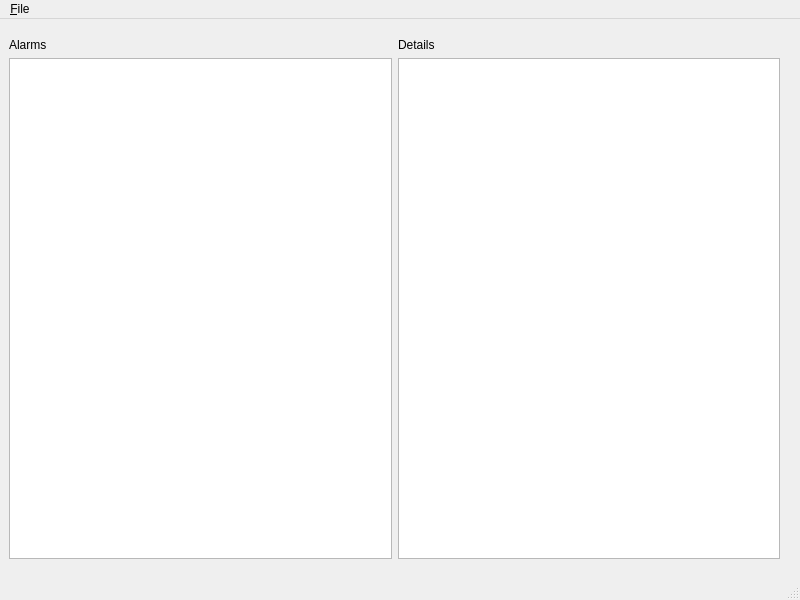
The window that iasAlarmGui/form.ui (IntegratedAlarmSystem-Group/ias) describes before a commit, drawn with Qt 5.
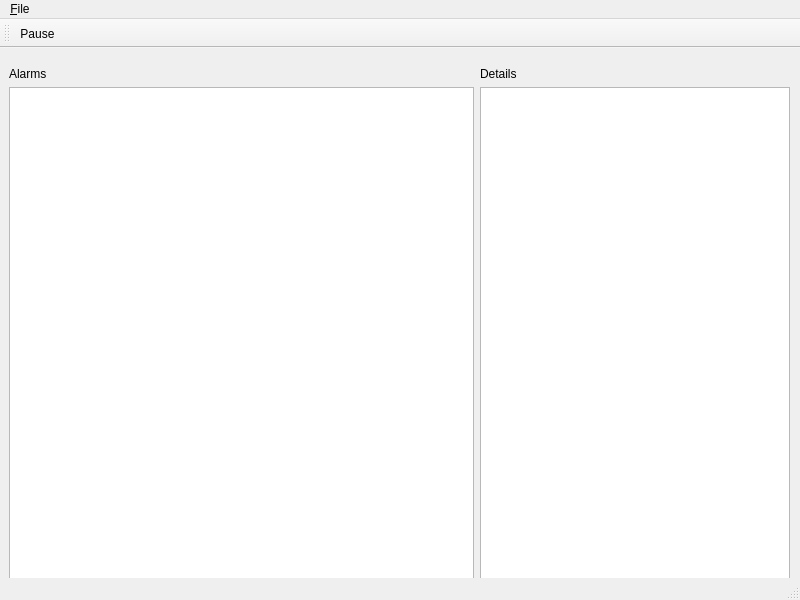
The same window after the commit.

Commit message:
Adds the Pause/Resume button in the toolbar
The signal of the action is catched in a Slot of the main window

```diff
--- a/iasAlarmGui/form.ui
+++ b/iasAlarmGui/form.ui
@@ -19,11 +19,11 @@
      <rect>
       <x>-1</x>
       <y>9</y>
-      <width>791</width>
+      <width>801</width>
       <height>541</height>
      </rect>
     </property>
-    <layout class="QHBoxLayout" name="horizontalLayout" stretch="50,50">
+    <layout class="QHBoxLayout" name="horizontalLayout" stretch="60,40">
      <property name="sizeConstraint">
       <enum>QLayout::SetMinimumSize</enum>
      </property>
@@ -95,6 +95,18 @@
    <addaction name="menu_File"/>
   </widget>
   <widget class="QStatusBar" name="statusbar"/>
+  <widget class="QToolBar" name="toolBar">
+   <property name="windowTitle">
+    <string>toolBar</string>
+   </property>
+   <attribute name="toolBarArea">
+    <enum>TopToolBarArea</enum>
+   </attribute>
+   <attribute name="toolBarBreak">
+    <bool>false</bool>
+   </attribute>
+   <addaction name="action_Pause"/>
+  </widget>
   <action name="action_Connect">
    <property name="text">
     <string>&amp;Connect...</string>
@@ -108,6 +120,20 @@
     <string>E&amp;xit</string>
    </property>
   </action>
+  <action name="action_Pause">
+   <property name="checkable">
+    <bool>true</bool>
+   </property>
+   <property name="text">
+    <string>&amp;Pause</string>
+   </property>
+   <property name="toolTip">
+    <string>Pause/Resume</string>
+   </property>
+   <property name="menuRole">
+    <enum>QAction::TextHeuristicRole</enum>
+   </property>
+  </action>
  </widget>
  <resources/>
  <connections>
```
The commit also changes 3 other files.
